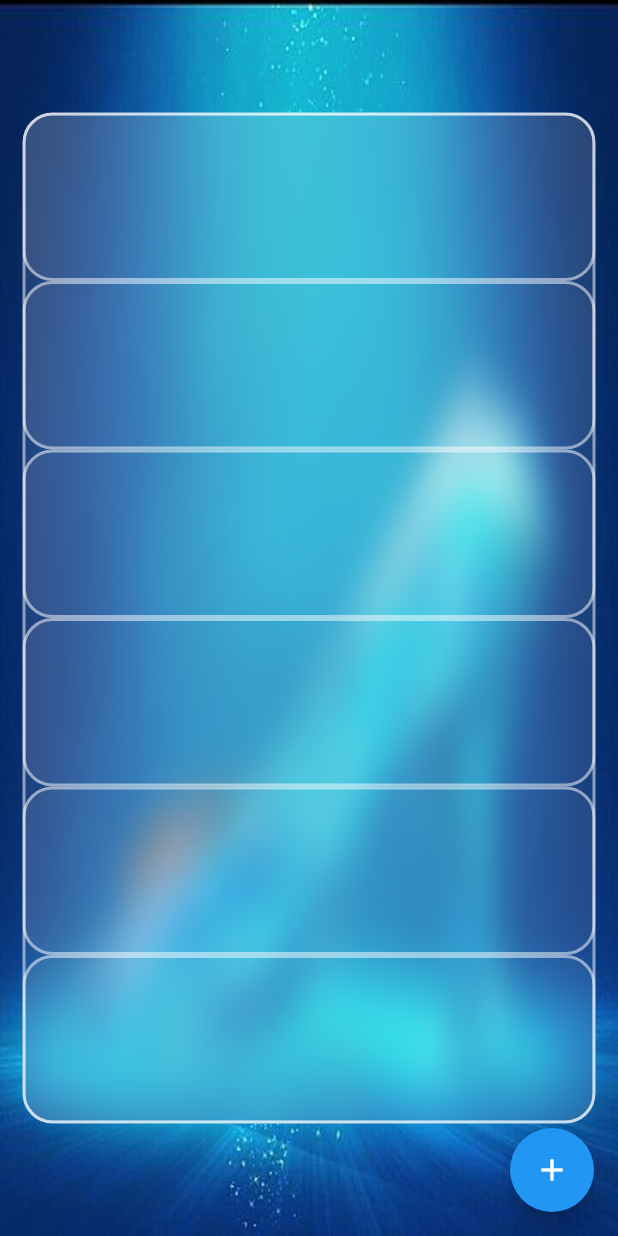
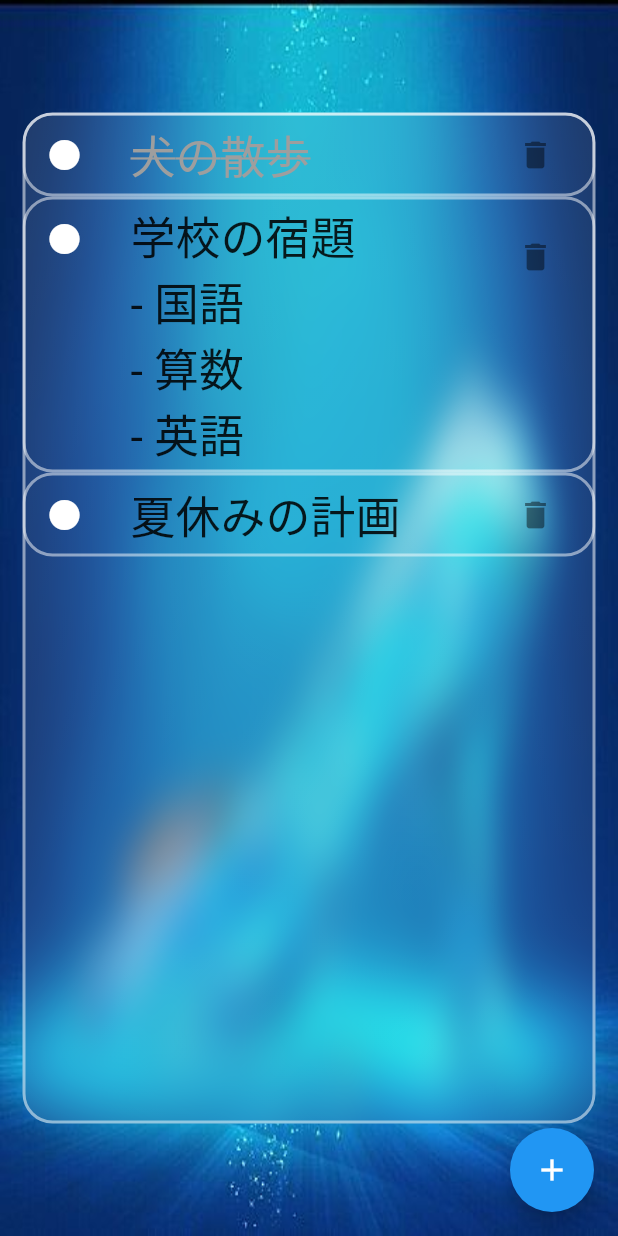
Before and after one commit to iseruuuuu/grass_todo_app, a Flutter app: the screen it shows after launch, on a phone screen of 412 x 824 dp. Run offline on Flutter 3.47's test engine with Material 2 defaults, Android fonts, the phone set to English and light mode, and no system bars; drawn by our look-alikes of glassmorphism; our stand-ins replace get.

Commit message:
add: itemを作成

```diff
--- a/lib/component/grass_cell_item.dart
+++ b/lib/component/grass_cell_item.dart
@@ -1,7 +1,19 @@
 import 'package:flutter/material.dart';
 import 'package:glassmorphism/glassmorphism.dart';
+
+import '../model/todo.dart';
+
 class GrassCellItem extends StatelessWidget {
-  const GrassCellItem({Key? key}) : super(key: key);
+  const GrassCellItem({
+    Key? key,
+    required this.todo,
+    required this.onTap,
+    required this.onTapDelete,
+  }) : super(key: key);
+
+  final Todo todo;
+  final Function() onTap;
+  final Function() onTapDelete;
 
   @override
   Widget build(BuildContext context) {
@@ -30,7 +42,27 @@ class GrassCellItem extends StatelessWidget {
           const Color((0xFFFFFFFF)).withOpacity(0.5),
         ],
       ),
-      child: null,
+      child: ListTile(
+        onTap: onTap, // TODO:RouterにIDを渡してタスク編集画面に遷移
+        leading: const Icon(
+          Icons.circle,
+          color: Colors.white,
+        ), // TODO:TodoCheckboxウィジェットの作成
+        title: Text(
+          todo.description,
+          style: todo.done
+              ? const TextStyle(
+                  color: Colors.grey,
+                  fontSize: 30,
+                  decoration: TextDecoration.lineThrough,
+                )
+              : const TextStyle(fontSize: 30),
+        ),
+        trailing: IconButton(
+          onPressed: onTapDelete, // TODO:削除確認用のバナーを表示させる
+          icon: const Icon(Icons.delete),
+        ),
+      ),
     );
   }
 }
--- /dev/null
+++ b/lib/model/todo.dart
@@ -0,0 +1,33 @@
+import 'package:flutter/cupertino.dart';
+
+@immutable
+class Todo {
+  final String id;
+  final String description;
+  final bool done;
+
+  // 説明【1】
+  Todo({required this.description, this.done = false})
+      : id = DateTime.now().millisecondsSinceEpoch.toString();
+
+  // 説明【2】
+  const Todo.withId(
+      {required this.id, required this.description, this.done = false});
+
+  // サンプルタスク
+  static const initialTodos = [
+    Todo.withId(
+      id: '0',
+      description: '犬の散歩',
+      done: true,
+    ),
+    Todo.withId(
+      id: '1',
+      description: '学校の宿題\n- 国語\n- 算数\n- 英語',
+    ),
+    Todo.withId(
+      id: '2',
+      description: '夏休みの計画',
+    ),
+  ];
+}
--- a/lib/screen/home/home_screen.dart
+++ b/lib/screen/home/home_screen.dart
@@ -10,6 +10,7 @@ class HomeScreen extends StatelessWidget {
   @override
   Widget build(BuildContext context) {
     final controller = Get.put(HomeScreenController(), tag: '');
+    final todos = controller.todos;
     final deviceSize = MediaQuery.of(context).size;
     return Scaffold(
       body: SizedBox(
@@ -52,15 +53,17 @@ class HomeScreen extends StatelessWidget {
                       const Color((0xFFFFFFFF)).withOpacity(0.5),
                     ],
                   ),
-                  child: Column(
-                    children: const [
-                      GrassCellItem(),
-                      GrassCellItem(),
-                      GrassCellItem(),
-                      GrassCellItem(),
-                      GrassCellItem(),
-                      GrassCellItem(),
-                    ],
+                  child: ListView.builder(
+                    itemCount: todos.length,
+                    itemBuilder: (context, index) {
+                      final todo = todos[index];
+                      return GrassCellItem(
+                        todo: todo,
+                        onTap: () =>
+                            controller.addTodo(todos[index].description),
+                        onTapDelete: () => controller.remove(todo),
+                      );
+                    },
                   ),
                 ),
               ),
--- a/lib/screen/home/home_screen_controller.dart
+++ b/lib/screen/home/home_screen_controller.dart
@@ -1,15 +1,39 @@
-import 'dart:async';
 import 'package:get/get.dart';
-import 'dart:math' as math;
+import 'package:good_design_todo_app/model/todo.dart';
 
 class HomeScreenController extends GetxController {
-  StreamController<int> streamController = StreamController<int>();
-  final item = 0.obs;
-  final random = math.Random();
-  final resultText = 'aaasss'.obs;
+  final _todos = <Todo>[].obs;
 
   @override
   void onInit() {
     super.onInit();
+    _todos.addAll(Todo.initialTodos);
+  }
+
+  List<Todo> get todos => _todos; // TODO:フィルタの状態によって返すTodoを変える
+
+  // IDからTodoを取得
+  Todo? getTodoById(String id) {
+    try {
+      return _todos.singleWhere((e) => e.id == id);
+    } on StateError {
+      return null; // 該当IDがなければnullを返す
+    }
+  }
+
+  // Todo新規作成
+  void addTodo(String description) {
+    final todo = Todo(description: description);
+    _todos.add(todo);
+  }
+
+  // 指定タスクを削除
+  void remove(Todo todo) {
+    _todos.remove(todo); // 等価性overrideしたのでOK
+  }
+
+  // 完了タスクを一括削除
+  void deleteDone() {
+    _todos.removeWhere((e) => e.done == true);
   }
 }
```
